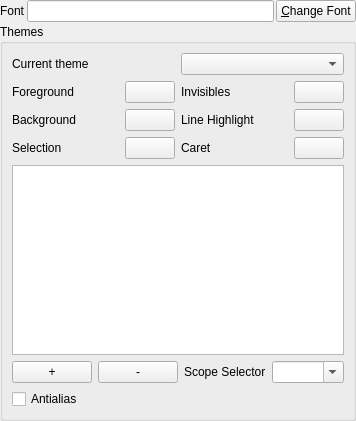
This is resources/ui/settings/themes.ui in prymatex/prymatex as Qt 5 draws it before an edit. The edited form follows.
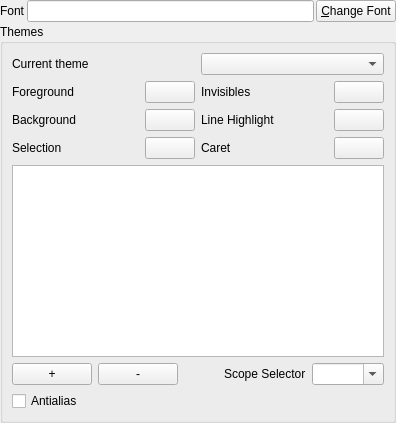
This is the edited form. Icons and pictures are not drawn.

Diff of the .ui file:
```diff
--- a/resources/ui/settings/themes.ui
+++ b/resources/ui/settings/themes.ui
@@ -2,14 +2,6 @@
 <ui version="4.0">
  <class>FontThemeConfig</class>
  <widget class="QWidget" name="FontThemeConfig">
-  <property name="geometry">
-   <rect>
-    <x>0</x>
-    <y>0</y>
-    <width>315</width>
-    <height>421</height>
-   </rect>
-  </property>
   <property name="windowTitle">
    <string>Font and Theme</string>
   </property>
```
